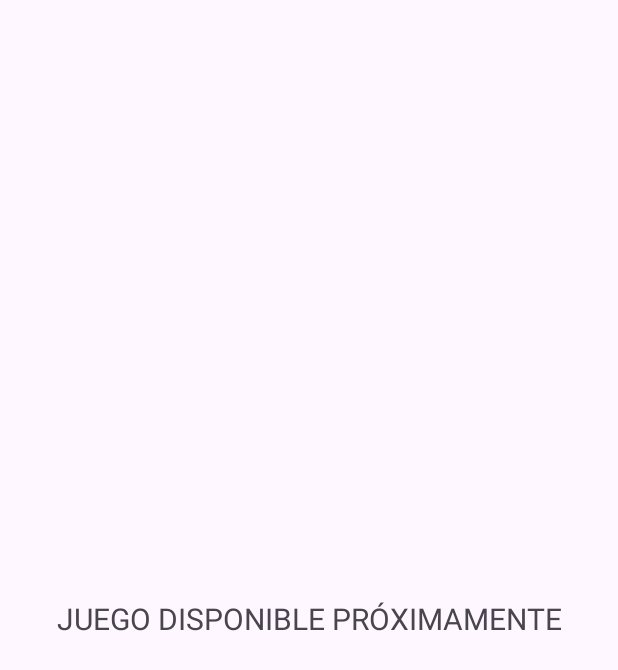
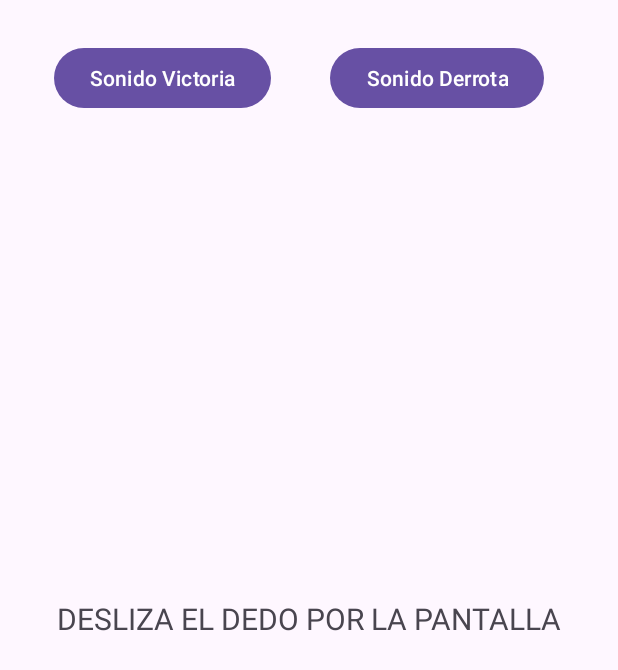
Before and after one commit to BenjaR-Dev/BopIt, an Android app: the PantallaJuegoActivity screen opened directly, with no data from a screen before it, on a phone screen of 412 x 824 dp. Shown: the top 670 px of the screen. Run offline under Robolectric (Android 15) with nearby library versions, the phone set to English and light mode, and no system bars.

Commit message:
Laboratorio 2 - implementada la música y sonidos y la detección del gesto onFling

```diff
--- a/app/src/main/java/cl/brodriguez/bopit/PantallaJuegoActivity.kt
+++ b/app/src/main/java/cl/brodriguez/bopit/PantallaJuegoActivity.kt
@@ -1,11 +1,89 @@
 package cl.brodriguez.bopit
 
+import android.content.Intent
+import android.media.MediaPlayer
 import androidx.appcompat.app.AppCompatActivity
 import android.os.Bundle
+import android.view.View
+import android.view.GestureDetector
+import android.view.MotionEvent
+import android.widget.Toast
+import kotlin.math.abs
 
 class PantallaJuegoActivity : AppCompatActivity() {
+
+    private lateinit var mediaPlayer: MediaPlayer
+    private lateinit var mediaPlayer2: MediaPlayer
+    private lateinit var mediaPlayer3: MediaPlayer
+
+
+    private lateinit var gestureDetector: GestureDetector
+
+
     override fun onCreate(savedInstanceState: Bundle?) {
         super.onCreate(savedInstanceState)
         setContentView(R.layout.activity_pantalla_juego)
+
+        gestureDetector = GestureDetector(this, MyGestureListener())
+
+
+
+        mediaPlayer = MediaPlayer.create(this, R.raw.win)
+        mediaPlayer2 = MediaPlayer.create(this, R.raw.defeat)
+        mediaPlayer3 = MediaPlayer.create(this, R.raw.background)
+
+        mediaPlayer3.isLooping = true
+        mediaPlayer3.start()
     }
+
+    fun sonidoVictoria(view: View){
+        mediaPlayer.start()
+    }
+
+    fun sonidoDerrota(view: View){
+        mediaPlayer2.start()
+    }
+
+    override fun onDestroy() {
+        super.onDestroy()
+        mediaPlayer.release()
+        mediaPlayer2.release()
+        mediaPlayer3.release()
+    }
+
+    override fun onTouchEvent(event: MotionEvent): Boolean {
+        gestureDetector.onTouchEvent(event)
+        return super.onTouchEvent(event)
+    }
+
+    inner class MyGestureListener : GestureDetector.SimpleOnGestureListener() {
+        override fun onFling(e1: MotionEvent, e2: MotionEvent, velocityX: Float, velocityY: Float): Boolean {
+            //Manejo del evento
+            if(abs(e1.x - e2.x) > abs(e1.y - e2.y)){
+                if (e1.x < e2.x) {
+                    //hacia la derecha
+                    mostrarMensajeToast("Deslizamiento hacia la derecha")
+                } else {
+                    //hacia la izquierda
+                    mostrarMensajeToast("Deslizamiento hacia la izquierda")
+                }
+            }else{
+                if (e1.y > e2.y) {
+                    //hacia arriba
+                    mostrarMensajeToast("Deslizamiento hacia arriba")
+                } else {
+                    //hacia abajo
+                    mostrarMensajeToast("Deslizamiento hacia abajo")
+                }
+            }
+
+            return true
+        }
+    }
+
+    private fun mostrarMensajeToast(mensaje: String) {
+        Toast.makeText(this, mensaje, Toast.LENGTH_SHORT).show()
+    }
+
+
 }
--- a/app/src/main/res/layout/activity_pantalla_juego.xml
+++ b/app/src/main/res/layout/activity_pantalla_juego.xml
@@ -10,10 +10,34 @@
         android:id="@+id/textView3"
         android:layout_width="wrap_content"
         android:layout_height="wrap_content"
-        android:text="JUEGO DISPONIBLE PRÓXIMAMENTE"
+        android:text="DESLIZA EL DEDO POR LA PANTALLA"
         android:textSize="20sp"
         app:layout_constraintBottom_toBottomOf="parent"
         app:layout_constraintEnd_toEndOf="parent"
         app:layout_constraintStart_toStartOf="parent"
         app:layout_constraintTop_toTopOf="parent" />
+
+    <Button
+        android:id="@+id/botonVictoria"
+        android:layout_width="wrap_content"
+        android:layout_height="wrap_content"
+        android:layout_marginTop="28dp"
+        android:onClick="sonidoVictoria"
+        android:text="Sonido Victoria"
+        app:layout_constraintEnd_toEndOf="parent"
+        app:layout_constraintHorizontal_bias="0.135"
+        app:layout_constraintStart_toStartOf="parent"
+        app:layout_constraintTop_toTopOf="parent" />
+
+    <Button
+        android:id="@+id/botonDerrota"
+        android:layout_width="wrap_content"
+        android:layout_height="wrap_content"
+        android:layout_marginTop="28dp"
+        android:onClick="sonidoDerrota"
+        android:text="Sonido Derrota"
+        app:layout_constraintEnd_toEndOf="parent"
+        app:layout_constraintHorizontal_bias="0.816"
+        app:layout_constraintStart_toStartOf="parent"
+        app:layout_constraintTop_toTopOf="parent" />
 </androidx.constraintlayout.widget.ConstraintLayout>
```
Also changed, not shown: 4 other files.
